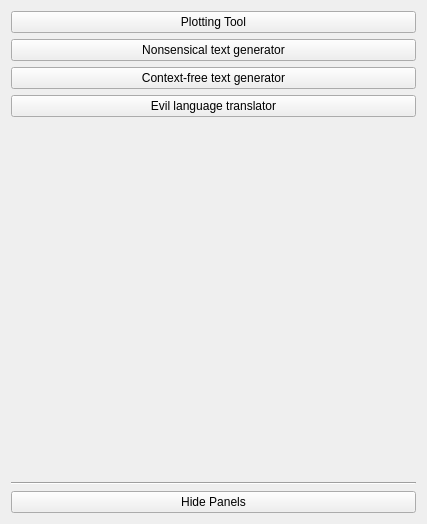
Old version of the form components_list.ui in the repository Dugy/EmWeb.
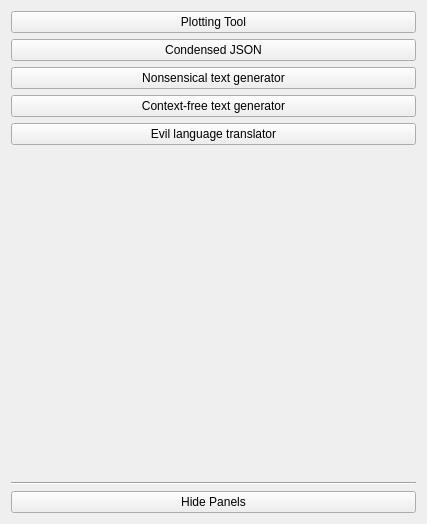
New version of the form.

Commit message: Add a tool for viewing condensed JSON

The edit to the form file:
```diff
--- a/components_list.ui
+++ b/components_list.ui
@@ -33,6 +33,13 @@
      </property>
     </widget>
    </item>
+   <item>
+    <widget class="QPushButton" name="condensedJSON">
+     <property name="text">
+      <string>Condensed JSON</string>
+     </property>
+    </widget>
+   </item>
    <item>
     <widget class="QPushButton" name="bullshit">
      <property name="text">
```
The commit also changes 8 other files.
